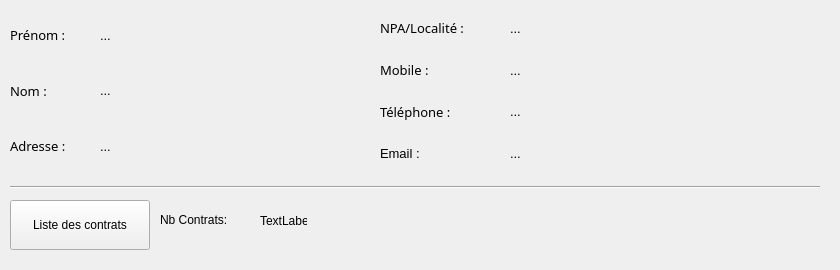
Old version of the form Sploks/views/clientsDetails.ui in the repository alhelo-93/TPI-SPLOKS.
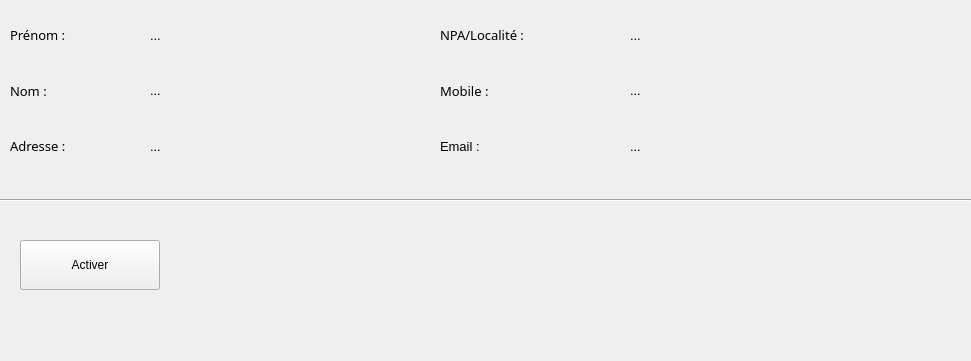
New version of the form.

Commit message: Amend edition forum

The edit to the form file:
```diff
--- a/Sploks/views/clientsDetails.ui
+++ b/Sploks/views/clientsDetails.ui
@@ -6,8 +6,8 @@
    <rect>
     <x>0</x>
     <y>0</y>
-    <width>840</width>
-    <height>270</height>
+    <width>971</width>
+    <height>361</height>
    </rect>
   </property>
   <property name="windowTitle">
@@ -19,7 +19,7 @@
      <rect>
       <x>10</x>
       <y>10</y>
-      <width>81</width>
+      <width>111</width>
       <height>161</height>
      </rect>
     </property>
@@ -91,7 +91,7 @@
    <widget class="QWidget" name="verticalLayoutWidget_2">
     <property name="geometry">
      <rect>
-      <x>100</x>
+      <x>150</x>
       <y>10</y>
       <width>271</width>
       <height>161</height>
@@ -139,9 +139,9 @@
    <widget class="QWidget" name="verticalLayoutWidget_3">
     <property name="geometry">
      <rect>
-      <x>380</x>
+      <x>440</x>
       <y>10</y>
-      <width>121</width>
+      <width>161</width>
       <height>161</height>
      </rect>
     </property>
@@ -189,25 +189,6 @@
        </property>
       </widget>
      </item>
-     <item>
-      <widget class="QLabel" name="label_10">
-       <property name="font">
-        <font>
-         <family>Arial Black</family>
-         <pointsize>10</pointsize>
-         <weight>10</weight>
-         <italic>false</italic>
-         <bold>false</bold>
-        </font>
-       </property>
-       <property name="styleSheet">
-        <string notr="true">font: 87 10pt &quot;Arial Black&quot;;</string>
-       </property>
-       <property name="text">
-        <string>Téléphone :</string>
-       </property>
-      </widget>
-     </item>
      <item>
       <widget class="QLabel" name="label_14">
        <property name="styleSheet">
@@ -223,7 +204,7 @@
    <widget class="QWidget" name="verticalLayoutWidget_4">
     <property name="geometry">
      <rect>
-      <x>510</x>
+      <x>630</x>
       <y>10</y>
       <width>311</width>
       <height>161</height>
@@ -254,18 +235,6 @@
        </property>
       </widget>
      </item>
-     <item>
-      <widget class="QLabel" name="lblTelephone">
-       <property name="font">
-        <font>
-         <pointsize>10</pointsize>
-        </font>
-       </property>
-       <property name="text">
-        <string>...</string>
-       </property>
-      </widget>
-     </item>
      <item>
       <widget class="QLabel" name="lblEmail">
        <property name="font">
@@ -283,14 +252,14 @@
    <widget class="QPushButton" name="btnContracts">
     <property name="geometry">
      <rect>
-      <x>10</x>
-      <y>200</y>
+      <x>20</x>
+      <y>240</y>
       <width>140</width>
       <height>50</height>
      </rect>
     </property>
     <property name="text">
-     <string>Liste des contrats</string>
+     <string>Activer</string>
     </property>
     <property name="checkable">
      <bool>false</bool>
@@ -299,45 +268,16 @@
    <widget class="Line" name="line">
     <property name="geometry">
      <rect>
-      <x>10</x>
-      <y>180</y>
-      <width>810</width>
-      <height>15</height>
+      <x>0</x>
+      <y>190</y>
+      <width>971</width>
+      <height>20</height>
      </rect>
     </property>
     <property name="orientation">
      <enum>Qt::Horizontal</enum>
     </property>
    </widget>
-   <widget class="QLabel" name="lbl_nbContracts">
-    <property name="geometry">
-     <rect>
-      <x>260</x>
-      <y>214</y>
-      <width>47</width>
-      <height>13</height>
-     </rect>
-    </property>
-    <property name="text">
-     <string>TextLabel</string>
-    </property>
-   </widget>
-   <widget class="QLabel" name="label_5">
-    <property name="geometry">
-     <rect>
-      <x>160</x>
-      <y>210</y>
-      <width>111</width>
-      <height>20</height>
-     </rect>
-    </property>
-    <property name="styleSheet">
-     <string notr="true">font: 87 10pt &quot;Arial Black&quot;;</string>
-    </property>
-    <property name="text">
-     <string>Nb Contrats:</string>
-    </property>
-   </widget>
   </widget>
  </widget>
  <resources/>
```
Left out of the diff: 5 changed lines with no effect on the pictures.
